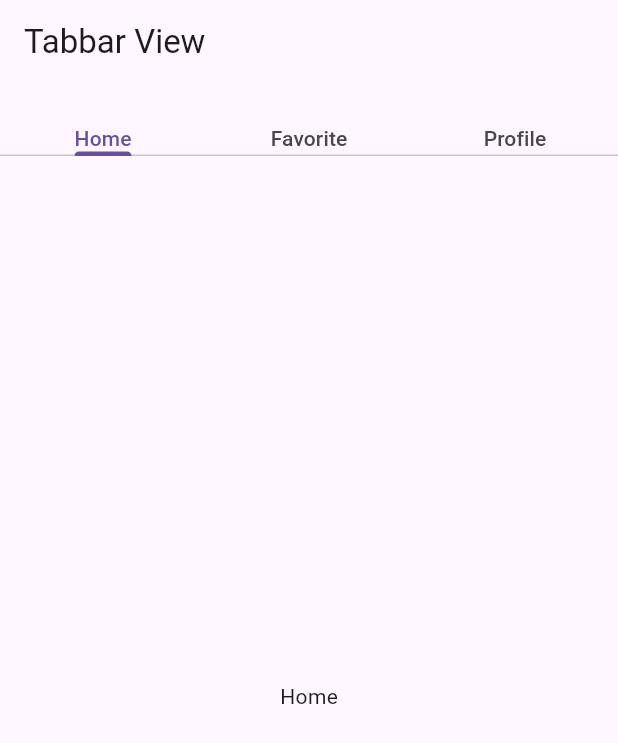
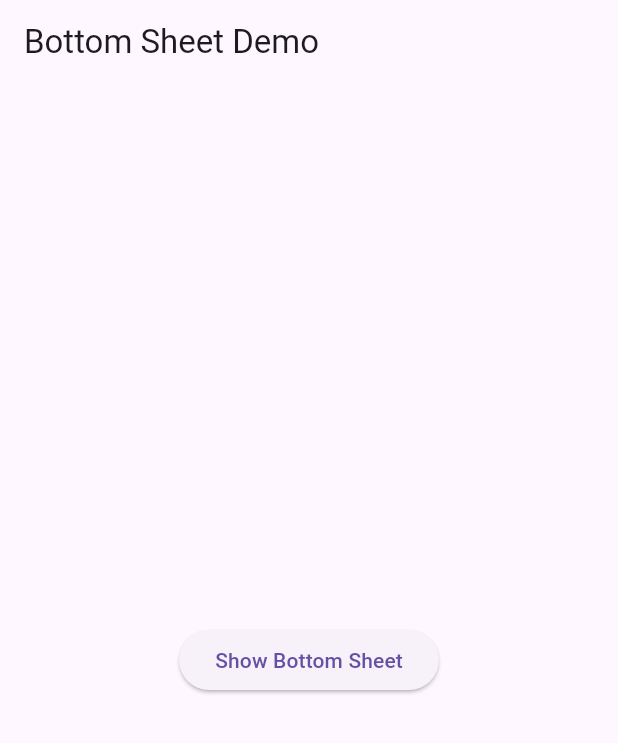
Before and after one commit to MuhammadAliKust/AliHaiderProject, a Flutter app: the screen it shows after launch, on a phone screen of 412 x 824 dp. Shown: the top 743 px of the screen. Run offline on Flutter 3.47's test engine with Material 3 defaults, Android fonts, the light colour scheme and no system bars; our stand-ins replace smooth_page_indicator, string_validator.

Commit message:
Dialog Box and Bottom Sheet Done

```diff
--- /dev/null
+++ b/lib/bottom_sheet.dart
@@ -0,0 +1,28 @@
+import 'package:flutter/material.dart';
+
+class BottomSheetDemo extends StatelessWidget {
+  const BottomSheetDemo({super.key});
+
+  @override
+  Widget build(BuildContext context) {
+    return Scaffold(
+      appBar: AppBar(
+        title: Text("Bottom Sheet Demo"),
+      ),
+      body: Center(
+        child: ElevatedButton(
+            onPressed: () {
+                showModalBottomSheet(context: context, builder: (context){
+                  return Container(
+                    width: MediaQuery.of(context).size.width,
+                    child: Column(children: [
+                      Text("This is bottom sheet",style: TextStyle(fontSize: 30,fontWeight: FontWeight.bold),)
+                    ],),
+                  );
+                });
+            },
+            child: Text("Show Bottom Sheet")),
+      ),
+    );
+  }
+}
--- a/lib/main.dart
+++ b/lib/main.dart
@@ -1,4 +1,6 @@
 import 'package:ali_haider_project/bottom_bar.dart';
+import 'package:ali_haider_project/bottom_sheet.dart';
+import 'package:ali_haider_project/dialog_box.dart';
 import 'package:ali_haider_project/dynamic_list_view_demo.dart';
 import 'package:ali_haider_project/gridview_demo.dart';
 import 'package:ali_haider_project/list_view_demo.dart';
@@ -20,7 +22,7 @@ class MyApp extends StatelessWidget {
   @override
   Widget build(BuildContext context) {
     return MaterialApp(
-      home: TabbarViewDemo()
+      home: BottomSheetDemo()
     );
   }
 }
```
Also changed, not shown: lib/dialog_box.dart (added, +37 -0 lines), lib/tabbar_view.dart (+15 -10 lines).
